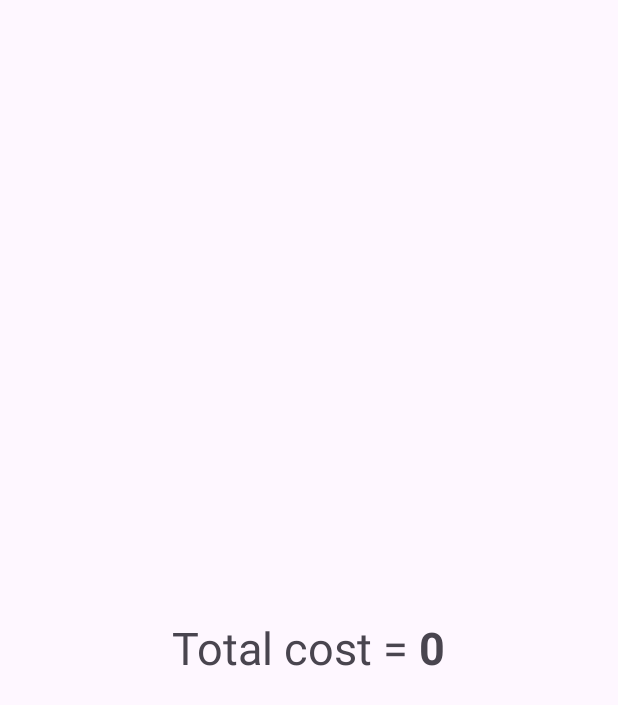
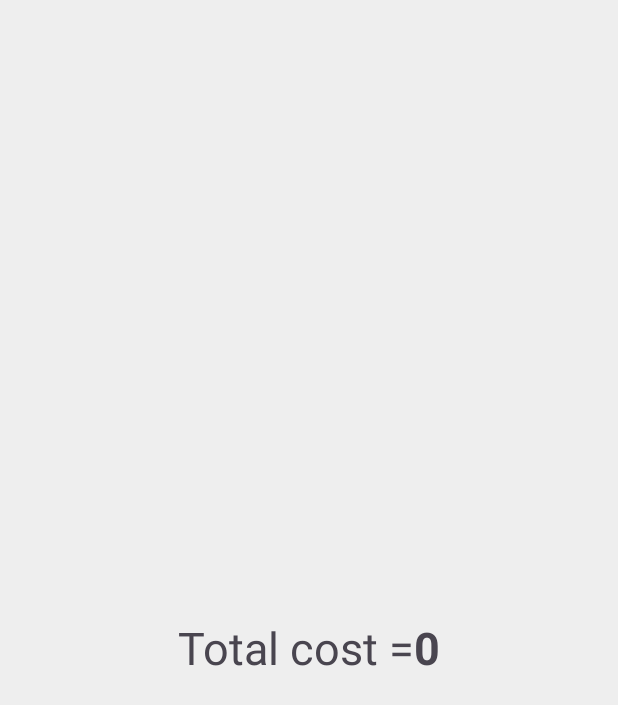
Before and after one commit to thrbng/Transportation-problem-solver, an Android app: the ResultActivity screen opened directly, with no data from a screen before it, on a phone screen of 412 x 824 dp. Shown: the top 705 px of the screen. Run offline under Robolectric (Android 15) with nearby library versions, the phone set to English and light mode, and no system bars.

Commit message:
fix background

```diff
--- a/app/src/main/res/layout/activity_result.xml
+++ b/app/src/main/res/layout/activity_result.xml
@@ -4,6 +4,7 @@
     xmlns:tools="http://schemas.android.com/tools"
     android:layout_width="match_parent"
     android:layout_height="match_parent"
+    android:background="@color/whitee"
     android:orientation="vertical"
     android:gravity="center"
     tools:context=".ResultActivity">
@@ -26,13 +27,13 @@
         <TextView
             android:layout_width="wrap_content"
             android:layout_height="wrap_content"
-            android:text="Total cost = "
+            android:text="@string/total_coste"
             android:textSize="30sp"/>
         <TextView
             android:id="@+id/costN"
             android:layout_width="wrap_content"
             android:layout_height="wrap_content"
-            android:text="0"
+            android:text="@string/total_cost"
             android:textSize="30sp"
             android:textStyle="bold"/>
     </LinearLayout>
--- a/app/src/main/res/values/strings.xml
+++ b/app/src/main/res/values/strings.xml
@@ -6,4 +6,6 @@
     <string name="calculate">Calculate</string>
     <string name="n_of_suppliers">N of suppliers >=2</string>
     <string name="n_of_consumers">N of consumers >=2</string>
+    <string name="total_coste">Total cost =</string>
+    <string name="total_cost">0</string>
 </resources>
```
